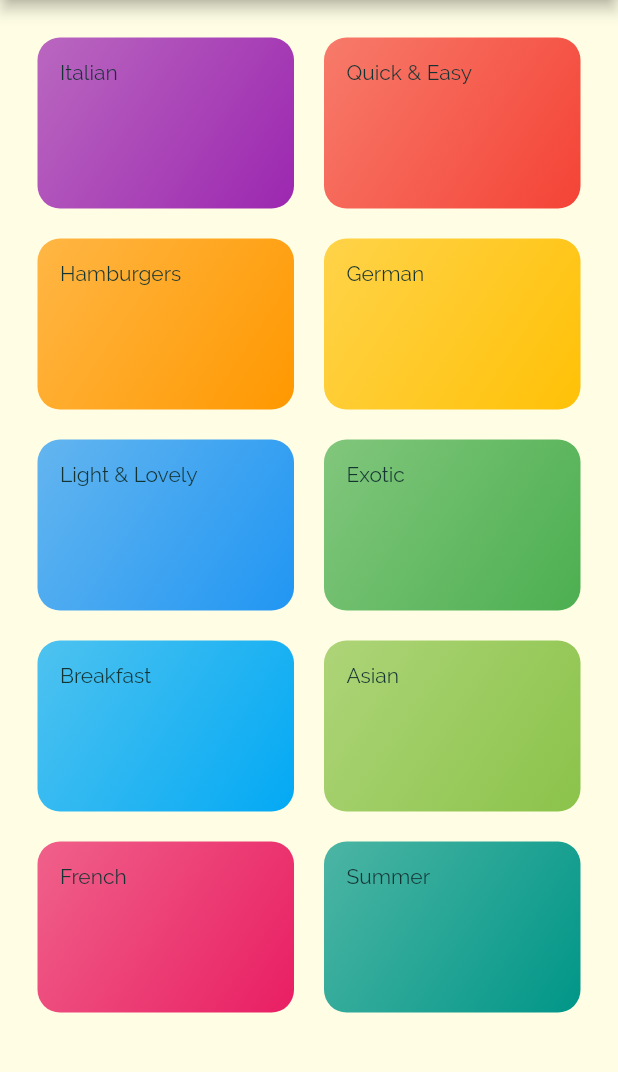
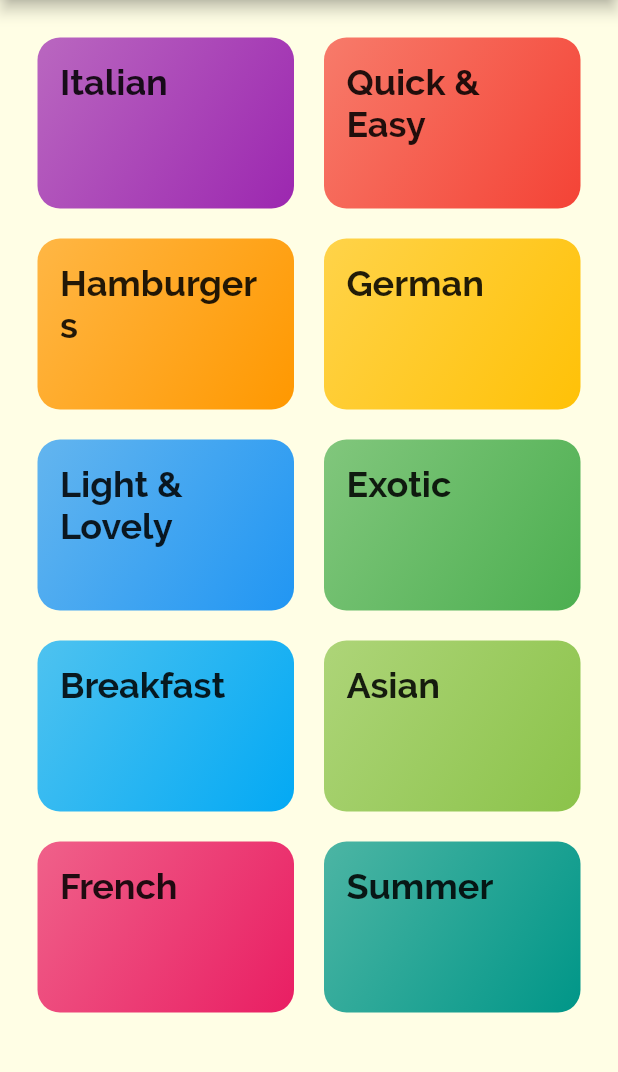
Before and after one commit to rohitsrao/flutter-learning, a Flutter app: the screen it shows after launch, on a phone screen of 412 x 824 dp, the part 84-1156 px from its top. Run offline on Flutter 3.47's test engine with Material 2 defaults, Android fonts, the phone set to English and light mode, and no system bars.

Commit message:
Added theme to title of categories

```diff
--- a/03_meals_app/lib/category_item.dart
+++ b/03_meals_app/lib/category_item.dart
@@ -16,7 +16,8 @@ class CategoryItem extends StatelessWidget {
       Container(
         padding: const EdgeInsets.all(15),
         child:  Text(
-          title
+          title,
+          style: Theme.of(context).textTheme.title,
         ),
         decoration: BoxDecoration(
           gradient: LinearGradient(
--- a/03_meals_app/lib/main.dart
+++ b/03_meals_app/lib/main.dart
@@ -23,7 +23,8 @@ class MyApp extends StatelessWidget {
           ),
           title: TextStyle(
             fontSize: 24,
-            fontFamily: 'RobotoCondensed'
+            fontFamily: 'Raleway',
+            fontWeight: FontWeight.bold
           )
         )
       ),
```
